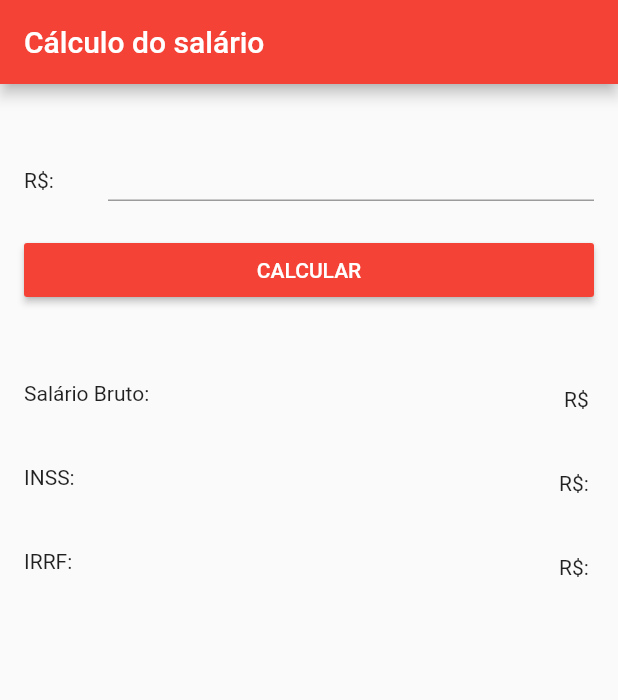
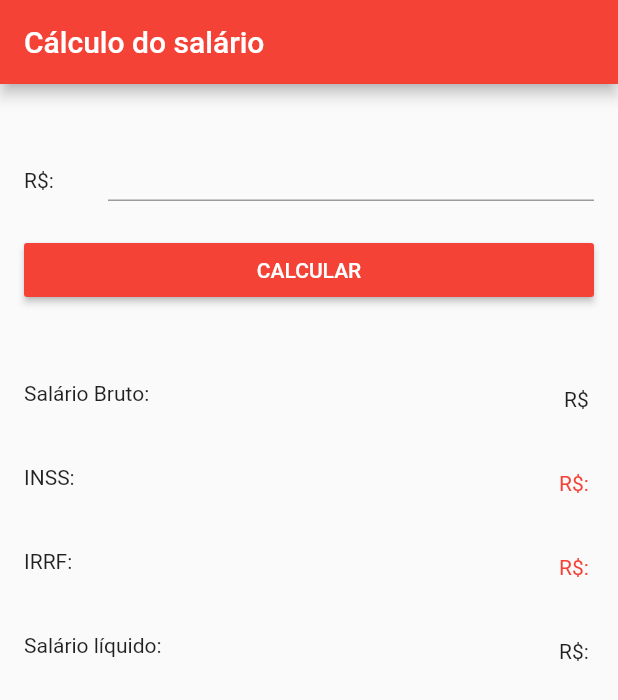
Before and after one commit to pedrotres/app_salario, a Flutter app: the screen it shows after launch, on a phone screen of 412 x 824 dp. Shown: the top 700 px of the screen. Run offline on Flutter 3.47's test engine with Material 2 defaults, Android fonts, the phone set to English and light mode, and no system bars; our stand-ins replace brasil_fields.

Commit message:
Correção de cálculo do INSS e formatação de casa decimal.

```diff
--- a/lib/pages/home/homeController.dart
+++ b/lib/pages/home/homeController.dart
@@ -12,7 +12,7 @@ class HomeController {
     } else if (salario >= 3305.23 && salario <= 6433.57) {
       return (salario * 14) / 100;
     } else if (salario > 6433.57) {
-      return (salario - 751.97);
+      return (751.97);
     }
   }
 
--- a/lib/pages/home/homeView.dart
+++ b/lib/pages/home/homeView.dart
@@ -1,3 +1,4 @@
+import 'package:app_salario/utils/utils.dart';
 import 'package:flutter/material.dart';
 import 'package:brasil_fields/brasil_fields.dart';
 import 'package:flutter/services.dart';
@@ -13,20 +14,17 @@ class _HomeState extends State<Home> {
   final salarioController = TextEditingController();
   final inssController = TextEditingController();
   final irffController = TextEditingController();
-  final salarioLiquido = TextEditingController();
+  final salarioLiquidoController = TextEditingController();
 
   void calcular(double salario) {
-    print(salario);
-    inssController.text =
-        HomeController.controller.calculaINSS(salario).toString();
-    irffController.text = HomeController.controller
-        .calcularIRRF(salario - HomeController.controller.calculaINSS(salario))
-        .toString();
-    print(inssController.text);
-    salarioLiquido.text = (salario -
-            double.parse(inssController.text) -
-            double.parse(irffController.text))
-        .toString();
+    double inss = HomeController.controller.calculaINSS(salario);
+    double irff = HomeController.controller.calcularIRRF(salario - inss);
+    double salarioLiquido = salario - irff - inss;
+
+    irffController.text = Utils.functions.roundDown(irff, 2).toString();
+    inssController.text = Utils.functions.roundDown(inss, 2).toString();
+    salarioLiquidoController.text =
+        Utils.functions.roundDown(salarioLiquido, 2).toString();
     setState(() {});
     //print(irffController.text);
   }
@@ -80,11 +78,25 @@ class _HomeState extends State<Home> {
             ),
             ListTile(
               leading: Text('INSS: '),
-              trailing: Text('R\$: ${inssController.text}'),
+              trailing: Text(
+                'R\$: ${inssController.text}',
+                style: TextStyle(
+                  color: Colors.red,
+                ),
+              ),
             ),
             ListTile(
               leading: Text('IRRF: '),
-              trailing: Text('R\$: ${irffController.text}'),
+              trailing: Text(
+                'R\$: ${irffController.text}',
+                style: TextStyle(
+                  color: Colors.red,
+                ),
+              ),
+            ),
+            ListTile(
+              leading: Text('Salário líquido: '),
+              trailing: Text('R\$: ${salarioLiquidoController.text}'),
             ),
           ],
         ));
--- /dev/null
+++ b/lib/utils/utils.dart
@@ -0,0 +1,13 @@
+import 'dart:math';
+
+class Utils {
+  static final Utils functions = Utils._();
+  Utils._();
+
+  double roundDown(double value, int precision) {
+    final isNegative = value.isNegative;
+    final mod = pow(10.0, precision);
+    final roundDown = (((value.abs() * mod).floor()) / mod);
+    return isNegative ? -roundDown : roundDown;
+  }
+}
```
Also changed, not shown: 1 other file.
